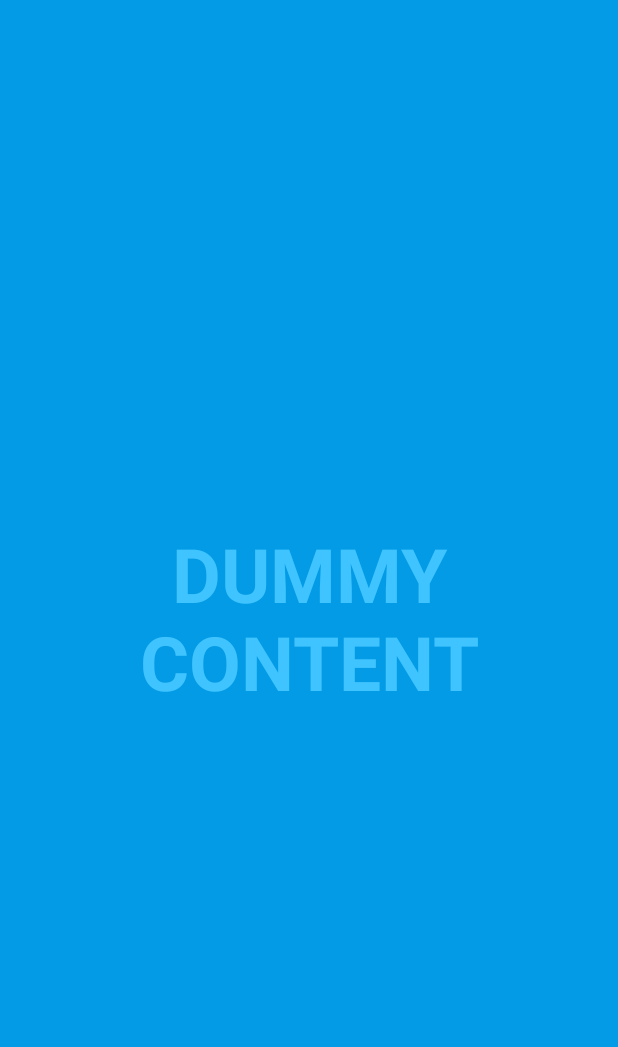
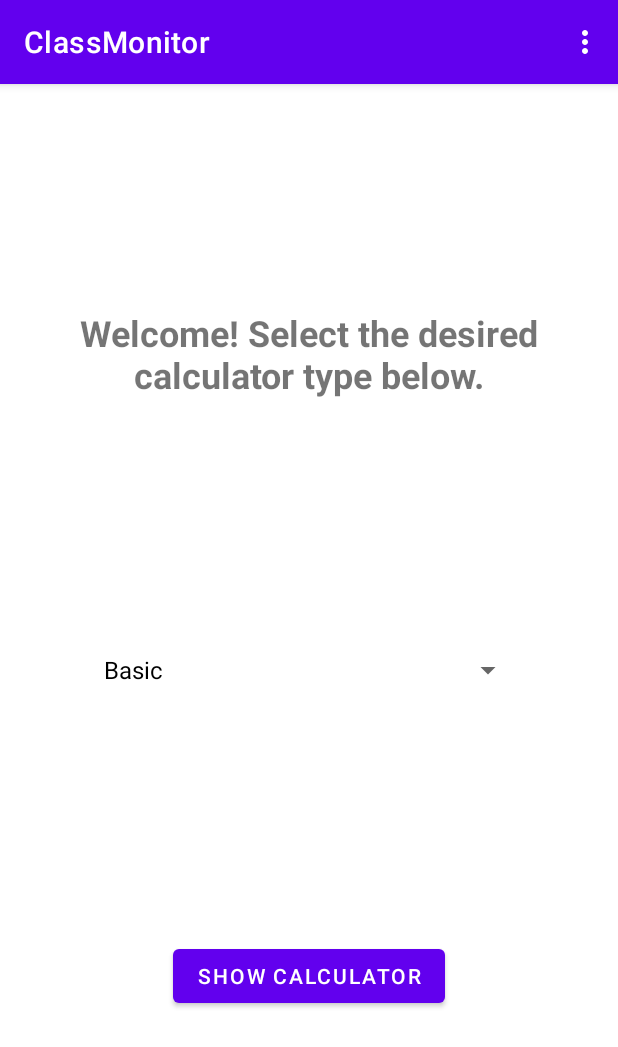
Before and after one commit to GraphiteApp/GraphiteApp, an Android app: the screen it shows after launch (ExamActivity before the commit, MainActivity after it), in the options menu, after a tap on "Enter Exam", on a phone screen of 412 x 824 dp. Shown: the top 1047 px of the screen. Run offline under Robolectric (Android 15) with nearby library versions, the phone set to English and light mode, and no system bars; our stand-ins replace navigation-ui.

Commit message:
remove exam activity

```diff
--- a/app/src/main/AndroidManifest.xml
+++ b/app/src/main/AndroidManifest.xml
@@ -15,12 +15,6 @@
         android:theme="@style/Theme.ClassMonitor"
         android:usesCleartextTraffic="true"
         tools:targetApi="31">
-        <activity
-            android:name=".ExamActivity"
-            android:configChanges="orientation|keyboardHidden|screenSize"
-            android:exported="false"
-            android:label="@string/title_activity_exam"
-            android:theme="@style/Theme.ClassMonitor.Fullscreen" />
         <activity
             android:name=".SettingsActivity"
             android:exported="false"
--- a/app/src/main/java/com/example/classmonitor/ExamActivity.kt
+++ /dev/null
@@ -1,166 +0,0 @@
-package com.example.classmonitor
-
-import androidx.appcompat.app.AppCompatActivity
-import android.annotation.SuppressLint
-import android.os.Build
-import android.os.Bundle
-import android.os.Handler
-import android.os.Looper
-import android.view.MotionEvent
-import android.view.View
-import android.view.WindowInsets
-import android.widget.LinearLayout
-import android.widget.TextView
-import com.example.classmonitor.databinding.ActivityExamBinding
-
-/**
- * An example full-screen activity that shows and hides the system UI (i.e.
- * status bar and navigation/system bar) with user interaction.
- */
-class ExamActivity : AppCompatActivity() {
-
-    private lateinit var binding: ActivityExamBinding
-    private lateinit var fullscreenContent: TextView
-    private lateinit var fullscreenContentControls: LinearLayout
-    private val hideHandler = Handler(Looper.myLooper()!!)
-
-    @SuppressLint("InlinedApi")
-    private val hidePart2Runnable = Runnable {
-        // Delayed removal of status and navigation bar
-        if (Build.VERSION.SDK_INT >= 30) {
-            fullscreenContent.windowInsetsController?.hide(WindowInsets.Type.statusBars() or WindowInsets.Type.navigationBars())
-        } else {
-            // Note that some of these constants are new as of API 16 (Jelly Bean)
-            // and API 19 (KitKat). It is safe to use them, as they are inlined
-            // at compile-time and do nothing on earlier devices.
-            fullscreenContent.systemUiVisibility =
-                View.SYSTEM_UI_FLAG_LOW_PROFILE or
-                        View.SYSTEM_UI_FLAG_FULLSCREEN or
-                        View.SYSTEM_UI_FLAG_LAYOUT_STABLE or
-                        View.SYSTEM_UI_FLAG_IMMERSIVE_STICKY or
-                        View.SYSTEM_UI_FLAG_LAYOUT_HIDE_NAVIGATION or
-                        View.SYSTEM_UI_FLAG_HIDE_NAVIGATION
-        }
-    }
-    private val showPart2Runnable = Runnable {
-        // Delayed display of UI elements
-        supportActionBar?.show()
-        fullscreenContentControls.visibility = View.VISIBLE
-    }
-    private var isFullscreen: Boolean = false
-
-    private val hideRunnable = Runnable { hide() }
-
-    /**
-     * Touch listener to use for in-layout UI controls to delay hiding the
-     * system UI. This is to prevent the jarring behavior of controls going away
-     * while interacting with activity UI.
-     */
-    private val delayHideTouchListener = View.OnTouchListener { view, motionEvent ->
-        when (motionEvent.action) {
-            MotionEvent.ACTION_DOWN -> if (AUTO_HIDE) {
-                delayedHide(AUTO_HIDE_DELAY_MILLIS)
-            }
-            MotionEvent.ACTION_UP -> view.performClick()
-            else -> {
-            }
-        }
-        false
-    }
-
-    @SuppressLint("ClickableViewAccessibility")
-    override fun onCreate(savedInstanceState: Bundle?) {
-        super.onCreate(savedInstanceState)
-
-        binding = ActivityExamBinding.inflate(layoutInflater)
-        setContentView(binding.root)
-
-        supportActionBar?.setDisplayHomeAsUpEnabled(true)
-
-        isFullscreen = true
-
-        // Set up the user interaction to manually show or hide the system UI.
-        fullscreenContent = binding.fullscreenContent
-        fullscreenContent.setOnClickListener { toggle() }
-
-        fullscreenContentControls = binding.fullscreenContentControls
-
-        // Upon interacting with UI controls, delay any scheduled hide()
-        // operations to prevent the jarring behavior of controls going away
-        // while interacting with the UI.
-        binding.dummyButton.setOnTouchListener(delayHideTouchListener)
-    }
-
-    override fun onPostCreate(savedInstanceState: Bundle?) {
-        super.onPostCreate(savedInstanceState)
-
-        // Trigger the initial hide() shortly after the activity has been
-        // created, to briefly hint to the user that UI controls
-        // are available.
-        delayedHide(100)
-    }
-
-    private fun toggle() {
-        if (isFullscreen) {
-            hide()
-        } else {
-            show()
-        }
-    }
-
-    private fun hide() {
-        // Hide UI first
-        supportActionBar?.hide()
-        fullscreenContentControls.visibility = View.GONE
-        isFullscreen = false
-
-        // Schedule a runnable to remove the status and navigation bar after a delay
-        hideHandler.removeCallbacks(showPart2Runnable)
-        hideHandler.postDelayed(hidePart2Runnable, UI_ANIMATION_DELAY.toLong())
-    }
-
-    private fun show() {
-        // Show the system bar
-        if (Build.VERSION.SDK_INT >= 30) {
-            fullscreenContent.windowInsetsController?.show(WindowInsets.Type.statusBars() or WindowInsets.Type.navigationBars())
-        } else {
-            fullscreenContent.systemUiVisibility =
-                View.SYSTEM_UI_FLAG_LAYOUT_FULLSCREEN or
-                        View.SYSTEM_UI_FLAG_LAYOUT_HIDE_NAVIGATION
-        }
-        isFullscreen = true
-
-        // Schedule a runnable to display UI elements after a delay
-        hideHandler.removeCallbacks(hidePart2Runnable)
-        hideHandler.postDelayed(showPart2Runnable, UI_ANIMATION_DELAY.toLong())
-    }
-
-    /**
-     * Schedules a call to hide() in [delayMillis], canceling any
-     * previously scheduled calls.
-     */
-    private fun delayedHide(delayMillis: Int) {
-        hideHandler.removeCallbacks(hideRunnable)
-        hideHandler.postDelayed(hideRunnable, delayMillis.toLong())
-    }
-
-    companion object {
-        /**
-         * Whether or not the system UI should be auto-hidden after
-         * [AUTO_HIDE_DELAY_MILLIS] milliseconds.
-         */
-        private const val AUTO_HIDE = true
-
-        /**
-         * If [AUTO_HIDE] is set, the number of milliseconds to wait after
-         * user interaction before hiding the system UI.
-         */
-        private const val AUTO_HIDE_DELAY_MILLIS = 3000
-
-        /**
-         * Some older devices needs a small delay between UI widget updates
-         * and a change of the status and navigation bar.
-         */
-        private const val UI_ANIMATION_DELAY = 300
-    }
-}
--- a/app/src/main/java/com/example/classmonitor/MainActivity.kt
+++ b/app/src/main/java/com/example/classmonitor/MainActivity.kt
@@ -54,13 +54,6 @@
             true
         }
 
-        // onclick exam, move to exam activity
-        menu.findItem(R.id.action_exam).setOnMenuItemClickListener {
-            val intent = android.content.Intent(this, ExamActivity::class.java)
-            startActivity(intent)
-            true
-        }
-
 
         return true
     }
--- a/app/src/main/res/layout/activity_exam.xml
+++ /dev/null
@@ -1,51 +0,0 @@
-<?xml version="1.0" encoding="utf-8"?>
-<FrameLayout xmlns:android="http://schemas.android.com/apk/res/android"
-    xmlns:tools="http://schemas.android.com/tools"
-    android:layout_width="match_parent"
-    android:layout_height="match_parent"
-    android:background="?attr/fullscreenBackgroundColor"
-    android:theme="@style/ThemeOverlay.ClassMonitor.FullscreenContainer"
-    tools:context=".ExamActivity">
-
-    <!-- The primary full-screen view. This can be replaced with whatever view
-         is needed to present your content, e.g. VideoView, SurfaceView,
-         TextureView, etc. -->
-    <TextView
-        android:id="@+id/fullscreen_content"
-        android:layout_width="match_parent"
-        android:layout_height="match_parent"
-        android:gravity="center"
-        android:keepScreenOn="true"
-        android:text="@string/dummy_content"
-        android:textColor="?attr/fullscreenTextColor"
-        android:textSize="50sp"
-        android:textStyle="bold" />
-
-    <!-- This FrameLayout insets its children based on system windows using
-         android:fitsSystemWindows. -->
-    <FrameLayout
-        android:layout_width="match_parent"
-        android:layout_height="match_parent"
-        android:fitsSystemWindows="true">
-
-        <LinearLayout
-            android:id="@+id/fullscreen_content_controls"
-            style="@style/Widget.Theme.ClassMonitor.ButtonBar.Fullscreen"
-            android:layout_width="match_parent"
-            android:layout_height="wrap_content"
-            android:layout_gravity="bottom|center_horizontal"
-            android:orientation="horizontal"
-            tools:ignore="UselessParent">
-
-            <Button
-                android:id="@+id/dummy_button"
-                style="?android:attr/buttonBarButtonStyle"
-                android:layout_width="0dp"
-                android:layout_height="wrap_content"
-                android:layout_weight="1"
-                android:text="@string/dummy_button" />
-
-        </LinearLayout>
-    </FrameLayout>
-
-</FrameLayout>
```
